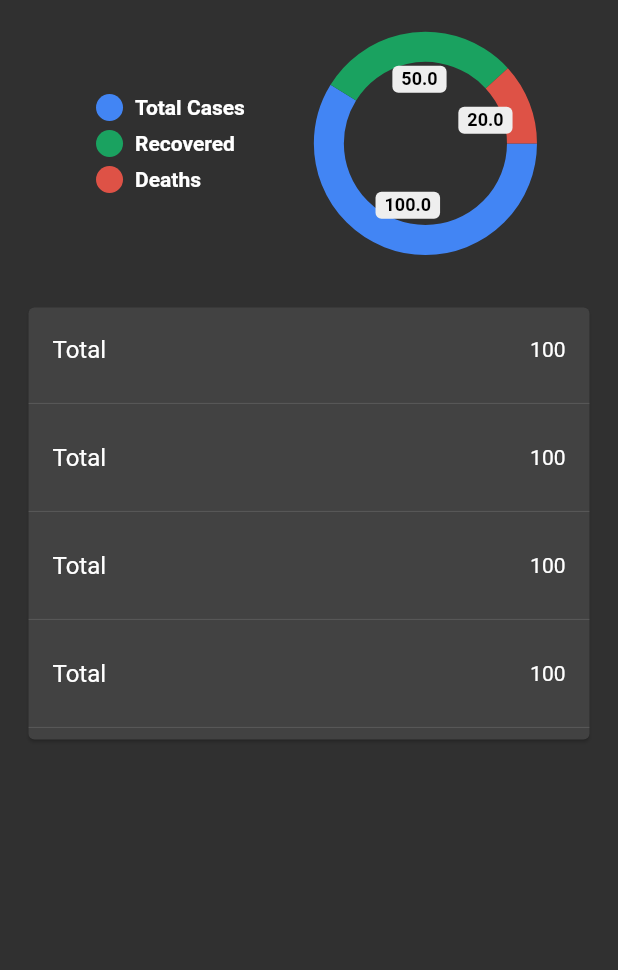
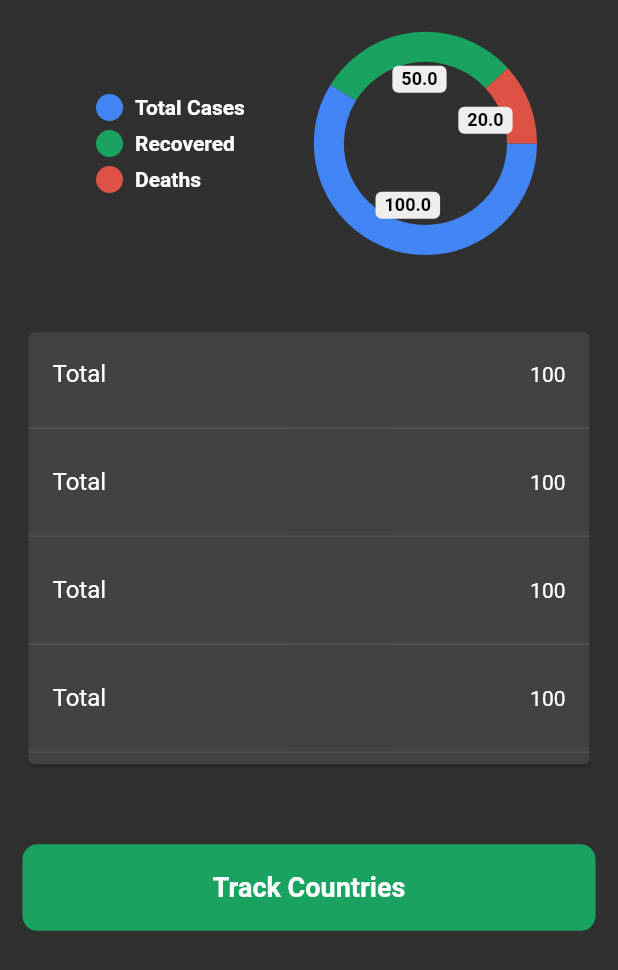
Before and after one commit to mdrabbihossen/covid19-tracker, a Flutter app: the screen it shows after launch, on a phone screen of 412 x 824 dp. Shown: the top 970 px of the screen. Run offline on Flutter 3.47's test engine with Material 2 defaults, Android fonts, the phone set to English and light mode, and no system bars; drawn by our look-alikes of pie_chart.

Commit message:
world state complete

```diff
--- a/lib/views/world_stats/screens/world_state.dart
+++ b/lib/views/world_stats/screens/world_state.dart
@@ -52,8 +52,8 @@ class _WorldStatsState extends State<WorldStats> with TickerProviderStateMixin {
                   legendPosition: LegendPosition.left,
                 ),
               ),
-              SizedBox(height: size.height * 0.04),
-              Card(
+              SizedBox(height: size.height * 0.06),
+              const Card(
                   child: Column(
                 children: [
                   Reusable(title: 'Total', trailing: "100"),
@@ -62,6 +62,28 @@ class _WorldStatsState extends State<WorldStats> with TickerProviderStateMixin {
                   Reusable(title: 'Total', trailing: "100"),
                 ],
               )),
+              SizedBox(height: size.height * 0.06),
+              ElevatedButton(
+                onPressed: () {},
+                style: ElevatedButton.styleFrom(
+                  backgroundColor: AppColors.deepGreen,
+                  minimumSize: Size(
+                    double.infinity,
+                    size.height * .07,
+                  ),
+                  elevation: 0,
+                  shape: RoundedRectangleBorder(
+                    borderRadius: BorderRadius.circular(10),
+                  ),
+                ),
+                child: const Text(
+                  'Track Countries',
+                  style: TextStyle(
+                    fontSize: 18,
+                    fontWeight: FontWeight.w600,
+                  ),
+                ),
+              ),
             ],
           ),
         ),
```
Also changed, not shown: lib/views/splash/screen/splash_screen.dart (+6 -15 lines).
